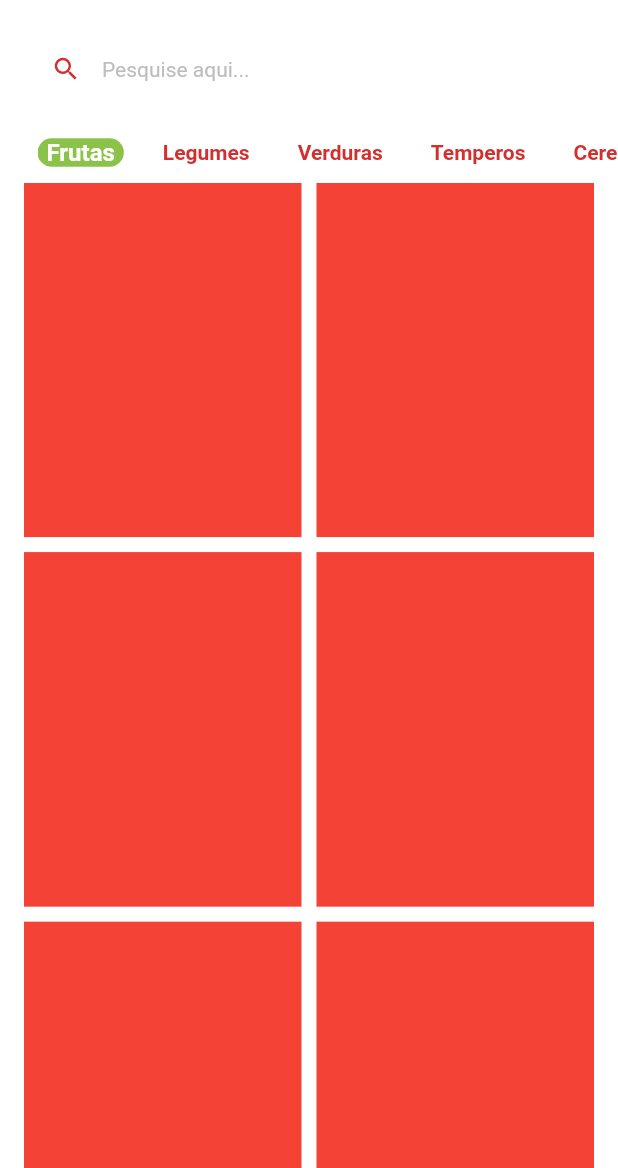
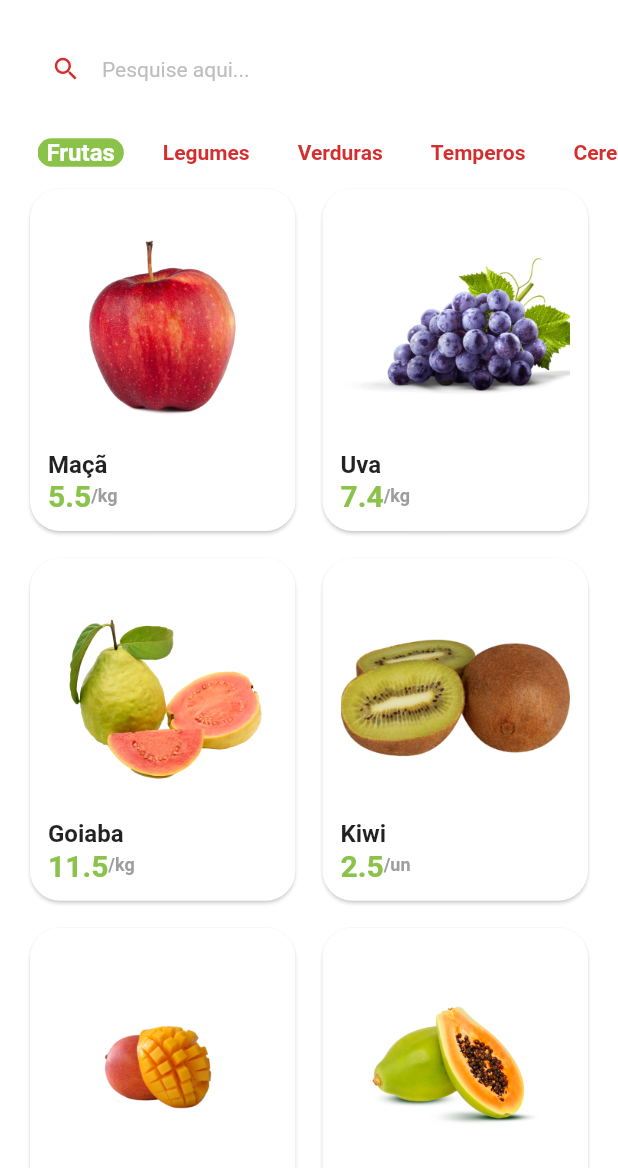
Before and after one commit to thiagolazaro/greengrocer-app-flutter, a Flutter app: the HomeTab screen opened directly, on a phone screen of 412 x 824 dp, the part 68-1236 px from its top. Run offline on Flutter 3.47's test engine with Material 2 defaults, Android fonts, the phone set to English and light mode, and no system bars; drawn by our look-alikes of badges; our stand-ins replace animated_text_kit, mask_text_input_formatter.

Commit message:
Criando o Tile de Produto

```diff
--- /dev/null
+++ b/lib/src/pages/home/components/item_tile.dart
@@ -0,0 +1,69 @@
+import 'package:flutter/material.dart';
+import 'package:greengrocer/src/config/custom_colors.dart';
+import 'package:greengrocer/src/models/item_model.dart';
+
+class ItemTile extends StatelessWidget {
+  final ItemModel item;
+
+  const ItemTile({
+    Key? key,
+    required this.item,
+  }) : super(key: key);
+
+  @override
+  Widget build(BuildContext context) {
+    return Card(
+      elevation: 1,
+      shadowColor: Colors.grey.shade300,
+      shape: RoundedRectangleBorder(
+        borderRadius: BorderRadius.circular(20),
+      ),
+      child: Padding(
+        padding: const EdgeInsets.all(12),
+        child: Column(
+          crossAxisAlignment: CrossAxisAlignment.stretch,
+          children: [
+            // Imagem
+            Expanded(
+              child: Image.asset(item.imgUrl),
+            ),
+
+            // Nome
+            Text(
+              item.itemName,
+              style: const TextStyle(
+                fontSize: 16,
+                fontWeight: FontWeight.bold,
+              ),
+            ),
+
+            // Preço - unidade
+            Row(
+              children: [
+                // Preço
+                Text(
+                  item.price.toString(),
+                  style: TextStyle(
+                    fontSize: 20,
+                    fontWeight: FontWeight.bold,
+                    color: CustomColors.customSwatchColor,
+                  ),
+                ),
+
+                // Unidade Medida
+                Text(
+                  '/${item.unit}',
+                  style: TextStyle(
+                    color: Colors.grey.shade500,
+                    fontSize: 12,
+                    fontWeight: FontWeight.bold,
+                  ),
+                ),
+              ],
+            )
+          ],
+        ),
+      ),
+    );
+  }
+}
--- a/lib/src/pages/home/home_tab.dart
+++ b/lib/src/pages/home/home_tab.dart
@@ -3,6 +3,7 @@ import 'package:flutter/material.dart';
 import 'package:greengrocer/src/config/custom_colors.dart';
 import 'package:greengrocer/src/pages/home/components/category_tile.dart';
 import 'package:greengrocer/src/config/app_data.dart' as appData;
+import 'package:greengrocer/src/pages/home/components/item_tile.dart';
 
 class HomeTab extends StatefulWidget {
   const HomeTab({Key? key}) : super(key: key);
@@ -135,8 +136,8 @@ class _HomeTabState extends State<HomeTab> {
                   childAspectRatio: 9 / 11.5),
               itemCount: appData.items.length,
               itemBuilder: (_, index) {
-                return Container(
-                  color: Colors.red,
+                return ItemTile(
+                  item: appData.items[index],
                 );
               },
             ),
--- a/pubspec.yaml
+++ b/pubspec.yaml
@@ -59,9 +59,11 @@ flutter:
   uses-material-design: true
 
   # To add assets to your application, add an assets section, like this:
+  # assets:
+  #   - images/a_dot_burr.jpeg
+  #   - images/a_dot_ham.jpeg
   assets:
     - assets/fruits/
-  #   - images/a_dot_ham.jpeg
 
   # An image asset can refer to one or more resolution-specific "variants", see
   # https://flutter.dev/assets-and-images/#resolution-aware
```
